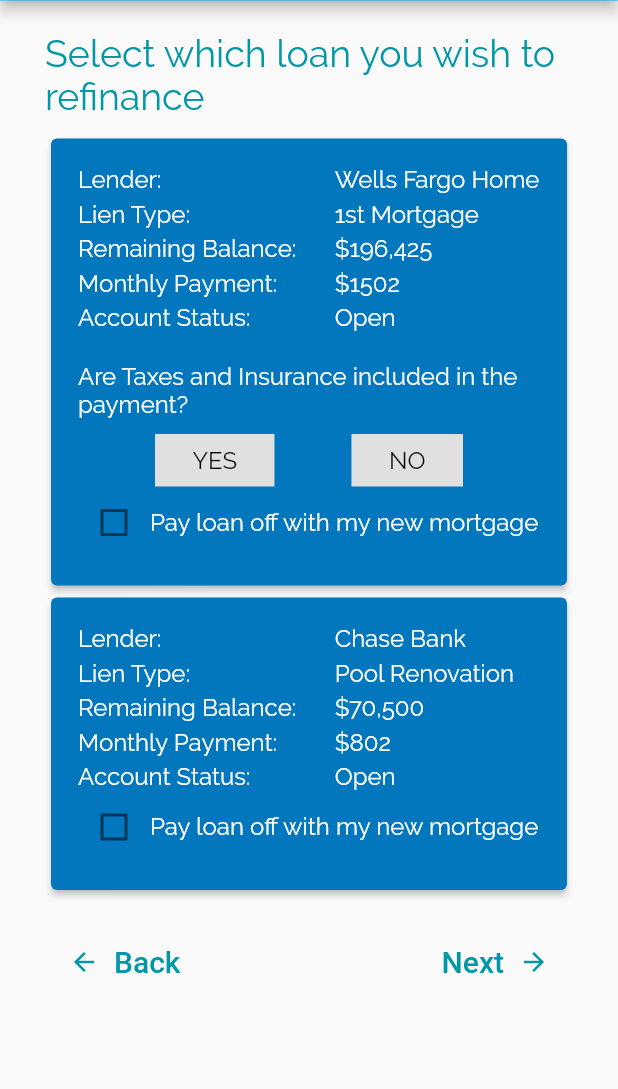
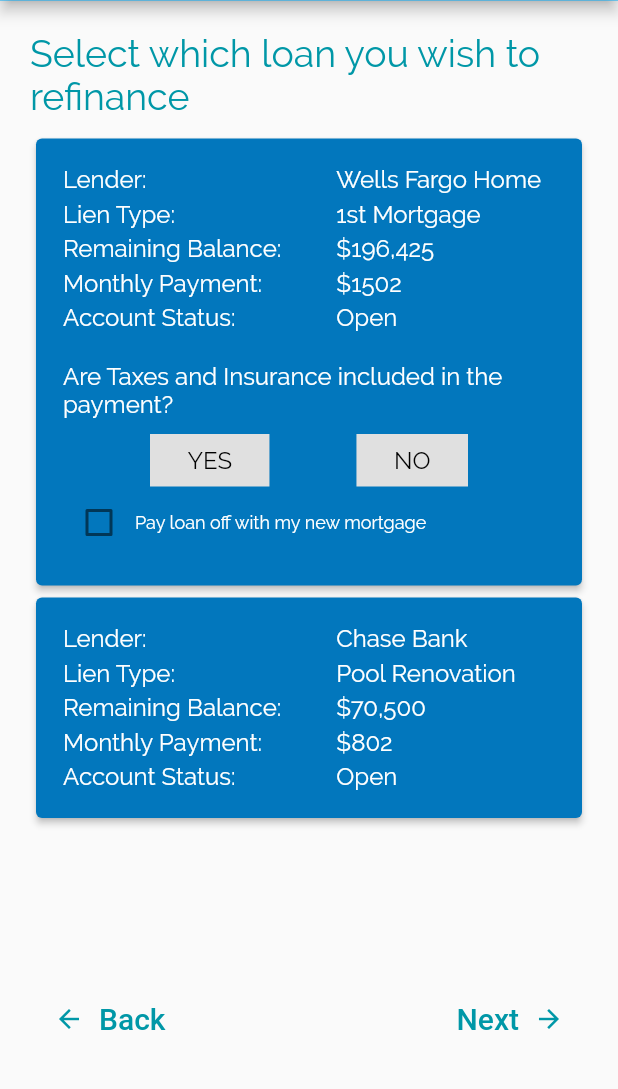
Before and after one commit to jvtran99/finalmile, a Flutter app: the SelectLien screen opened by its route, on a phone screen of 412 x 824 dp, the part 52-1141 px from its top. Run offline on Flutter 3.47's test engine with Material 2 defaults, Android fonts, the phone set to English and light mode, and no system bars; our stand-ins replace carousel_slider; missing offline and left inert: animator; network calls fail; key blocks and very long unbroken strings in the code were emptied for the run.

Commit message:
random update

```diff
--- a/lib/screens/select_lien_screen.dart
+++ b/lib/screens/select_lien_screen.dart
@@ -168,23 +168,14 @@
   }
 
   Widget _smallDisplay() {
-    return SingleChildScrollView(
-      child: Container(
-        // decoration: BoxDecoration(
-        //   image: DecorationImage(
-        //     image: NetworkImage(
-        //         'https://www.essexhomes.net/storage/app/medialibrary/public/2019/11/48673/conversions/5dd81489aed35696653990-hero.jpg'),
-        //     fit: BoxFit.cover,
-        //     colorFilter: new ColorFilter.mode(
-        //         Colors.lightBlue.withOpacity(0.1), BlendMode.dstATop),
-        //   ),
-        // ),
+    return Container(
       alignment: Alignment.topCenter,
-        // child: SingleChildScrollView(
       child: Container(
         width: 500,
-          color: Colors.grey[50],
-          padding: EdgeInsets.fromLTRB(30, 10, 30, 10),
+        // height: MediaQuery.of(context).size.height - 40,
+        // color: Colors.grey[50],
+        // color: Colors.amber,
+        padding: EdgeInsets.fromLTRB(20, 10, 20, 0),
         child: Column(
           children: <Widget>[
             Column(
@@ -199,17 +190,20 @@
               child: Column(
                 children: <Widget>[
                   Container(
-                      // margin: EdgeInsets.symmetric(horizontal: 30),
                     child: Column(children: <Widget>[
-                        buildLienItem(context, 'Wells Fargo Home',
-                            '1st Mortgage', '196,425', '1502'),
+                      buildLienItem(context, 'Wells Fargo Home', '1st Mortgage',
+                          '196,425', '1502'),
                       buildLienWoTaxesItem(context, 'Chase Bank',
                           'Pool Renovation', '70,500', '802')
                     ]),
                   ),
                   SizedBox(height: 20),
-                    Align(
-                      alignment: FractionalOffset.bottomRight,
+                ],
+              ),
+            ),
+            Expanded(
+              child: Container(
+                // color: Colors.black,
                 child: Row(
                   children: <Widget>[
                     FlatButton(
@@ -266,15 +260,11 @@
                   ],
                 ),
               ),
-                  ],
-                ),
             ),
           ],
         ),
       ),
-      ),
     );
-    // ),
   }
 
   @override
--- a/lib/widgets/lien_item.dart
+++ b/lib/widgets/lien_item.dart
@@ -168,22 +168,6 @@
               children: <Widget>[
                 ChangeButton(),
                 ChangeButtonNo(),
-                // FlatButton(
-                //   color: Colors.lightBlue,
-                //   onPressed: () {},
-                //   child: Text(
-                //     'YES',
-                //     style: TextStyle(color: Colors.white),
-                //   ),
-                // ),
-                // FlatButton(
-                //   color: Colors.lightBlue,
-                //   onPressed: () {},
-                //   child: Text(
-                //     'NO',
-                //     style: TextStyle(color: Colors.white),
-                //   ),
-                // ),
               ],
             ),
             Row(
@@ -193,6 +177,7 @@
                   'Pay loan off with my new mortgage',
                   style: TextStyle(
                     color: Theme.of(context).primaryColorLight,
+                    fontSize: 12,
                   ),
                 ),
               ],
--- a/lib/widgets/lien_wo_taxes_item.dart
+++ b/lib/widgets/lien_wo_taxes_item.dart
@@ -148,47 +148,6 @@
                 ],
               ),
             ),
-            // SizedBox(
-            //   height: 20,
-            // ),
-            // Text(
-            //   'Are Taxes and Insurance included in the payment?',
-            //   style: TextStyle(
-            //     color: Theme.of(context).primaryColorLight,
-            //   ),
-            // ),
-            // Row(
-            //   mainAxisAlignment: MainAxisAlignment.spaceEvenly,
-            //   children: <Widget>[
-            //     FlatButton(
-            //       color: Colors.lightBlue,
-            //       onPressed: () => propertyInput(context),
-            //       child: Text(
-            //         'YES',
-            //         style: TextStyle(color: Colors.white),
-            //       ),
-            //     ),
-            //     FlatButton(
-            //       color: Colors.lightBlue,
-            //       onPressed: () {},
-            //       child: Text(
-            //         'NO',
-            //         style: TextStyle(color: Colors.white),
-            //       ),
-            //     ),
-            //   ],
-            // ),
-            Row(
-              children: <Widget>[
-                CheckBoxWidget(),
-                Text(
-                  'Pay loan off with my new mortgage',
-                  style: TextStyle(
-                    color: Theme.of(context).primaryColorLight,
-                  ),
-                ),
-              ],
-            ),
           ],
         ),
       ),
```
Also changed, not shown: lib/screens/loan_purpose_screen.dart (+3 -28 lines), lib/screens/rates_screen.dart (+18 -21 lines), 1 other file. Lines whose indentation alone changed are shown as unchanged.
